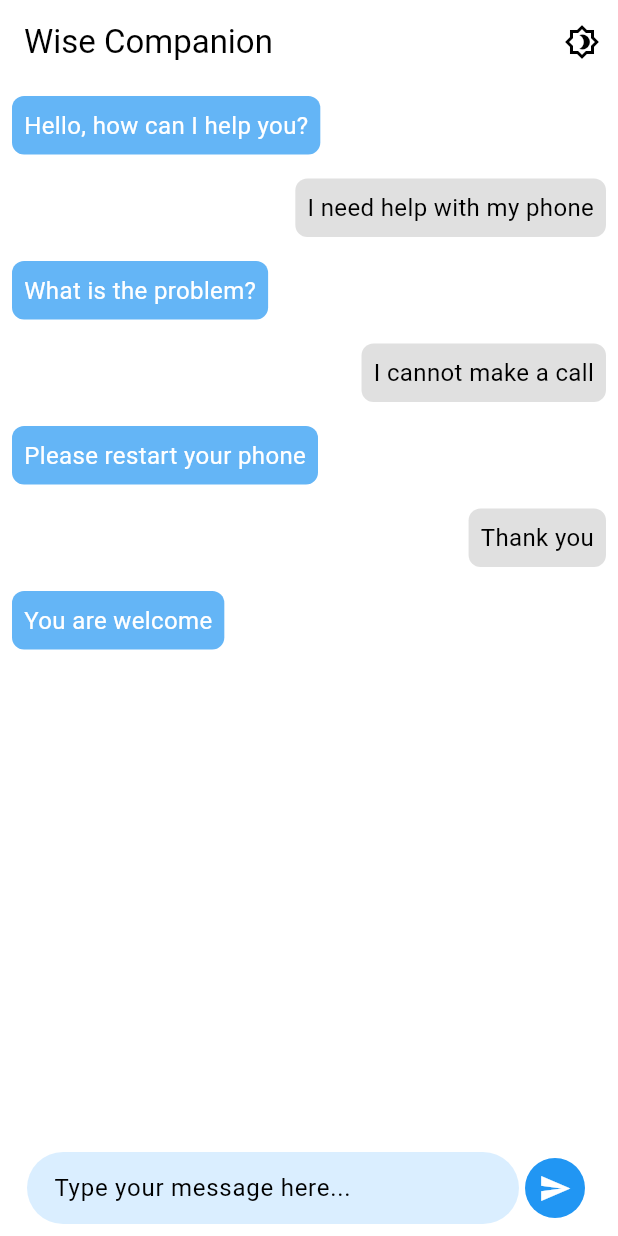
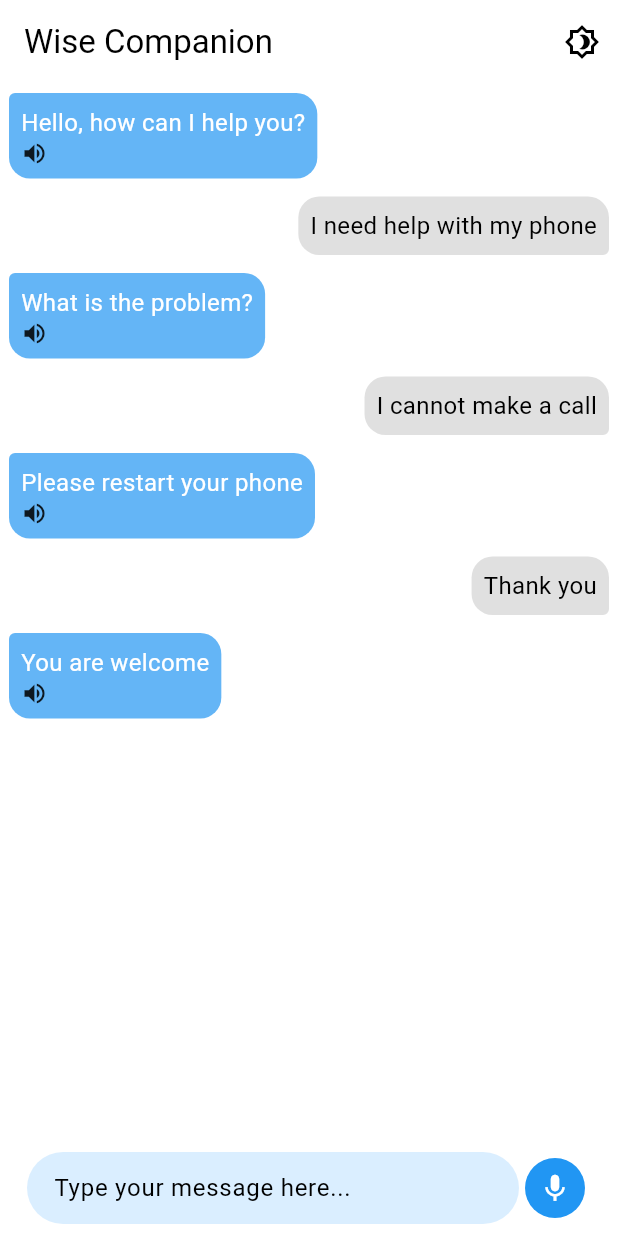
Before and after one commit to alihamza0173/gemini_flutter, a Flutter app: the screen it shows after launch, on a phone screen of 412 x 824 dp. Run offline on Flutter 3.47's test engine with Material 3 defaults, Android fonts, the phone set to English and light mode, and no system bars; our stand-ins replace flutter_riverpod.

Commit message:
minor design updates, design for voice chat

```diff
--- a/lib/application/provider/theme_provider.dart
+++ b/lib/application/provider/theme_provider.dart
@@ -16,7 +16,6 @@ class ThemeProvider extends ChangeNotifier {
   }
 
   void toggleTheme() {
-    debugPrint('toggleTheme $isDarkMode');
     _themeMode = isDarkMode ? ThemeMode.light : ThemeMode.dark;
     notifyListeners();
   }
--- a/lib/presentation/screens/chat_screen/chat_screen.dart
+++ b/lib/presentation/screens/chat_screen/chat_screen.dart
@@ -1,6 +1,6 @@
 import 'package:elders_ai_app/application/provider/message_provider.dart';
 import 'package:elders_ai_app/application/provider/theme_provider.dart';
-import 'package:elders_ai_app/presentation/screens/chat_screen/ui/message_widget.dart';
+import 'package:elders_ai_app/presentation/screens/chat_screen/ui/chat_bubble.dart';
 import 'package:elders_ai_app/presentation/screens/chat_screen/ui/write_message_textfield.dart';
 import 'package:flutter/material.dart';
 import 'package:flutter_riverpod/flutter_riverpod.dart';
@@ -13,19 +13,19 @@ class ChatScreen extends ConsumerStatefulWidget {
 }
 
 class _ChatScreenState extends ConsumerState<ChatScreen> {
-  late final ScrollController _scrollController;
-
   @override
   void initState() {
-    debugPrint('chat screen initState');
-    _scrollController = ScrollController();
+    // from message provider it add listner to controller so that
+    //can switch from voice to text and vice verse
+    ref.read(messagesProvider).initController();
     super.initState();
   }
 
   @override
   void dispose() {
     debugPrint('chat screen dispose');
-    _scrollController.dispose();
+    // dispose the controller from message provider
+    ref.read(messagesProvider).disposeControllers();
     super.dispose();
   }
 
@@ -37,26 +37,24 @@ class _ChatScreenState extends ConsumerState<ChatScreen> {
         title: const Text('Wise Companion'),
         actions: [
           IconButton(
-            onPressed: () {
-              ref.read(themeProvider).toggleTheme();
-            },
+            onPressed: () => ref.read(themeProvider).toggleTheme(),
             icon: const Icon(Icons.brightness_4_outlined),
           ),
         ],
       ),
       body: Column(
         children: [
+          // List of all the messages
           Expanded(
             child: ListView.builder(
-                controller: _scrollController,
+                controller: ref.read(messagesProvider).scrollController,
                 itemCount: messages.length,
                 itemBuilder: (context, index) {
-                  return MessageWidget(message: messages[index]);
+                  return ChatBubble(message: messages[index]);
                 }),
           ),
-          WriteMessageTextField(
-            scrollController: _scrollController,
-          ),
+          // TextField for writing message and button
+          const WriteMessageTextField(),
         ],
       ),
     );
--- /dev/null
+++ b/lib/presentation/screens/chat_screen/ui/chat_bubble.dart
@@ -0,0 +1,48 @@
+import 'package:elders_ai_app/core/models/chat.dart';
+import 'package:flutter/material.dart';
+
+class ChatBubble extends StatelessWidget {
+  const ChatBubble({
+    super.key,
+    required this.message,
+  });
+
+  final Message message;
+
+  @override
+  Widget build(BuildContext context) {
+    final isSentByUser = message.sender == 'User';
+    return Row(
+      mainAxisAlignment:
+          isSentByUser ? MainAxisAlignment.end : MainAxisAlignment.start,
+      children: [
+        Container(
+          padding: const EdgeInsets.all(8.0),
+          margin: const EdgeInsets.all(6.0),
+          constraints: const BoxConstraints(maxWidth: 300),
+          decoration: BoxDecoration(
+            color: isSentByUser ? Colors.grey[300] : Colors.blue[300],
+            borderRadius: BorderRadius.only(
+                topLeft: Radius.circular(isSentByUser ? 14.0 : 4.0),
+                topRight: const Radius.circular(14.0),
+                bottomLeft: const Radius.circular(14.0),
+                bottomRight: Radius.circular(isSentByUser ? 4.0 : 14.0)),
+          ),
+          child: Column(
+            crossAxisAlignment: CrossAxisAlignment.start,
+            children: [
+              Text(
+                message.message,
+                style: TextStyle(
+                  color: isSentByUser ? Colors.black : Colors.white,
+                  fontSize: 16.0,
+                ),
+              ),
+              if (!isSentByUser) const Icon(Icons.volume_up, size: 18)
+            ],
+          ),
+        ),
+      ],
+    );
+  }
+}
--- a/lib/presentation/screens/chat_screen/ui/message_widget.dart
+++ /dev/null
@@ -1,38 +0,0 @@
-import 'package:elders_ai_app/core/models/chat.dart';
-import 'package:flutter/material.dart';
-
-class MessageWidget extends StatelessWidget {
-  const MessageWidget({
-    super.key,
-    required this.message,
-  });
-
-  final Message message;
-
-  @override
-  Widget build(BuildContext context) {
-    return Row(
-      mainAxisAlignment: message.sender == 'Elders AI'
-          ? MainAxisAlignment.start
-          : MainAxisAlignment.end,
-      children: [
-        Container(
-          padding: const EdgeInsets.all(8.0),
-          margin: const EdgeInsets.all(8.0),
-          decoration: BoxDecoration(
-            color: message.sender == 'Elders AI'
-                ? Colors.blue[300]
-                : Colors.grey[300],
-            borderRadius: BorderRadius.circular(8.0),
-          ),
-          child: Text(message.message,
-              style: TextStyle(
-                color:
-                    message.sender == 'Elders AI' ? Colors.white : Colors.black,
-                fontSize: 16.0,
-              )),
-        ),
-      ],
-    );
-  }
-}
--- a/lib/presentation/screens/chat_screen/ui/write_message_textfield.dart
+++ b/lib/presentation/screens/chat_screen/ui/write_message_textfield.dart
@@ -2,46 +2,19 @@ import 'package:elders_ai_app/application/provider/message_provider.dart';
 import 'package:flutter/material.dart';
 import 'package:flutter_riverpod/flutter_riverpod.dart';
 
-class WriteMessageTextField extends StatefulWidget {
-  const WriteMessageTextField({
-    super.key,
-    required this.scrollController,
-  });
-  final ScrollController scrollController;
+class WriteMessageTextField extends ConsumerWidget {
+  const WriteMessageTextField({super.key});
 
   @override
-  State<WriteMessageTextField> createState() => _WriteMessageTextFieldState();
-}
-
-class _WriteMessageTextFieldState extends State<WriteMessageTextField> {
-  late final TextEditingController _textEditingController;
-
-  @override
-  void initState() {
-    debugPrint('text field initState');
-    _textEditingController = TextEditingController();
-    super.initState();
-  }
-
-  @override
-  void dispose() {
-    debugPrint('text field dispose');
-    _textEditingController.dispose();
-    super.dispose();
-  }
-
-  @override
-  Widget build(BuildContext context) {
+  Widget build(BuildContext context, WidgetRef ref) {
     return Padding(
       padding: const EdgeInsets.symmetric(horizontal: 18.0, vertical: 8.0),
       child: Row(
         children: [
           Expanded(
             child: TextField(
-              controller: _textEditingController,
-              autocorrect: true,
+              controller: ref.read(messagesProvider).textEditingController,
               textCapitalization: TextCapitalization.sentences,
-              enableSuggestions: true,
               minLines: 1,
               maxLines: 5,
               style: const TextStyle(
@@ -66,27 +39,39 @@ class _WriteMessageTextFieldState extends State<WriteMessageTextField> {
               ),
             ),
           ),
-          Consumer(builder: (context, ref, _) {
-            return IconButton(
+          IconButton(
             onPressed: () {
-                ref
-                    .read(messagesProvider)
-                    .addMessage(_textEditingController.text);
-                _textEditingController.clear();
-                widget.scrollController.animateTo(
-                  widget.scrollController.position.maxScrollExtent + 100.0,
-                  duration: const Duration(milliseconds: 300),
-                  curve: Curves.easeOut,
-                );
+              ref.read(messagesProvider).isVoiceChat
+                  ? showRecordingBottomSheet(context)
+                  : ref.read(messagesProvider).addMessage();
             },
-              icon: const Icon(Icons.send),
+            icon: Icon(ref.watch(messagesProvider).isVoiceChat
+                ? Icons.mic
+                : Icons.send),
             iconSize: 22.0,
             style: ButtonStyle(
               backgroundColor: MaterialStateProperty.all(Colors.blue),
               iconColor: MaterialStateProperty.all(Colors.white),
             ),
+          ),
+        ],
+      ),
     );
-          }),
+  }
+
+  Future<dynamic> showRecordingBottomSheet(BuildContext context) {
+    return showModalBottomSheet(
+      context: context,
+      shape: const RoundedRectangleBorder(),
+      isDismissible: false,
+      builder: (context) => Row(
+        mainAxisAlignment: MainAxisAlignment.spaceEvenly,
+        children: [
+          TextButton(
+              onPressed: () => Navigator.of(context).pop(),
+              child: const Text('cancel')),
+          const Text('Recording...'),
+          TextButton(onPressed: () {}, child: const Text('send')),
         ],
       ),
     );
```
Also changed, not shown: lib/application/provider/message_provider.dart (+44 -3 lines). Lines whose indentation alone changed are shown as unchanged.
